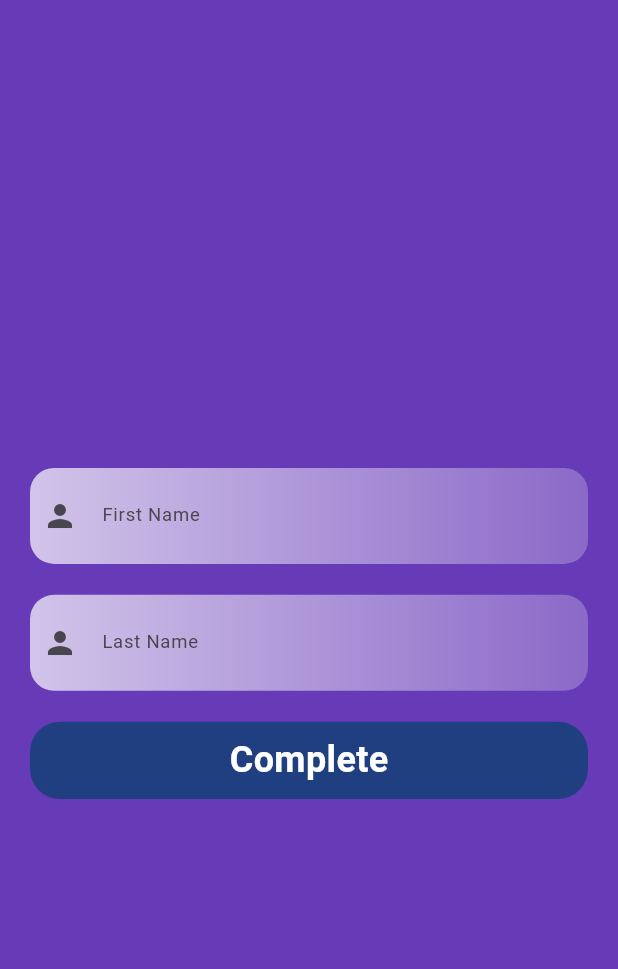
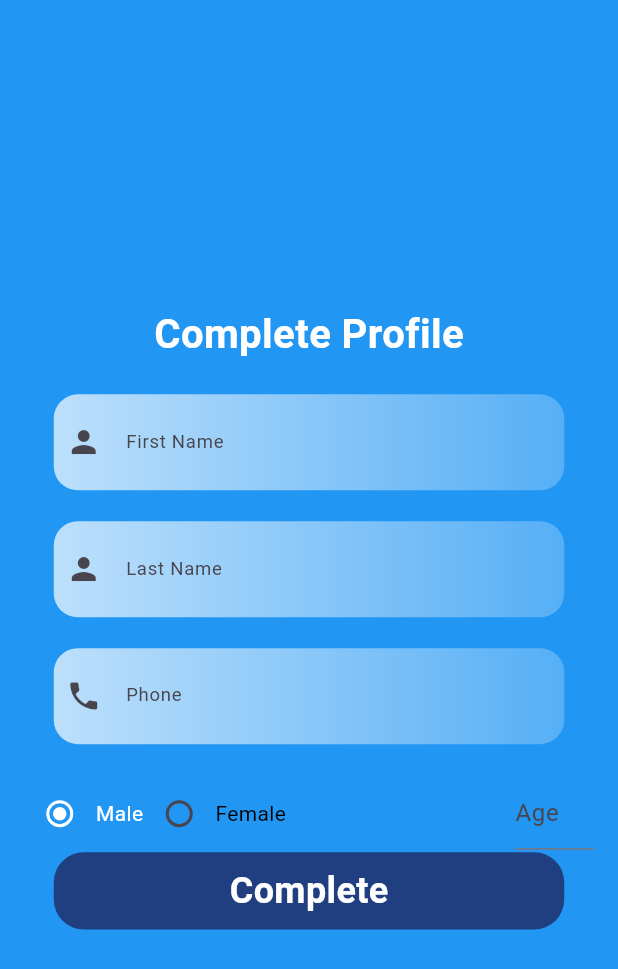
Before and after one commit to hunter13012004/stlywise, a Flutter app: the CompleteprofileScreen screen opened directly, on a phone screen of 412 x 824 dp. Shown: the top 969 px of the screen. Run offline on Flutter 3.47's test engine with Material 3 defaults, Android fonts, the phone set to English and light mode, and no system bars; our stand-ins replace cloud_firestore, dots_indicator, firebase_auth, firebase_core, flutter_screenutil, get and 1 more; missing offline and left inert: carousel_images; accounts and stored records are empty; network calls fail.

```diff
--- a/lib/Models/User_model.dart
+++ b/lib/Models/User_model.dart
@@ -1,18 +1,42 @@
-import 'package:cloud_firestore/cloud_firestore.dart';
-
 class UserModel {
   String? FirstName;
   String? LastName;
   String? Email;
+  String? phone;
+  String? gender;
+  String? age;
+  List<String>? Address;
 
   UserModel(
-      {required this.FirstName, required this.LastName, required this.Email});
+      {required this.FirstName,
+      required this.LastName,
+      this.Email,
+      this.age,
+      this.phone,
+      this.gender,
+      this.Address});
 
-  factory UserModel.fromDocument(DocumentSnapshot doc) {
-    final data = doc.data() as Map<String, dynamic>;
+  factory UserModel.fromMap(Map<String, dynamic> data) {
     return UserModel(
-        FirstName: data['FirstName'] ?? '',
-        LastName: data['LastName'] ?? '',
-        Email: data['Email'] ?? '');
+      FirstName: data['FirstName'] ?? '',
+      LastName: data['LastName'] ?? '',
+      Email: data['Email'] ?? '',
+      age: data['age'] ?? '',
+      phone: data['phone'] ?? '',
+      gender: data['gender'] ?? '',
+      Address: data['address'] ?? '',
+    );
+  }
+
+  Map<String, dynamic> toMap() {
+    return {
+      'firstName': FirstName,
+      'lastName': LastName,
+      'email': Email,
+      'age': age,
+      'phone': phone,
+      'gender': gender,
+      'Address': Address
+    };
   }
 }
--- a/lib/Pages/Account/Account_page.dart
+++ b/lib/Pages/Account/Account_page.dart
@@ -1,6 +1,5 @@
 import 'package:cloud_firestore/cloud_firestore.dart';
 import 'package:ecommmerce/Controllers/Account_Page_controller.dart';
-import 'package:ecommmerce/Models/User_model.dart';
 import 'package:ecommmerce/Pages/Account/Settings_Page/Settings_Page.dart';
 import 'package:ecommmerce/Pages/Orders/orders_page.dart';
 import 'package:ecommmerce/Widgets/AccountPage_widget/CustomButton_widget.dart';
@@ -38,7 +37,6 @@ class _AccountPageState extends State<AccountPage> {
               .doc(FirebaseAuth.instance.currentUser!.uid)
               .snapshots(),
           builder: (context, snapshot) {
-            final userProfile = UserModel.fromDocument(snapshot.data!);
             return Container(
               child: SingleChildScrollView(
                 child: Column(
@@ -68,8 +66,7 @@ class _AccountPageState extends State<AccountPage> {
                             Row(
                               children: [
                                 Text(
-                                  userProfile.FirstName! +
-                                      userProfile.LastName!,
+                                  'harsh',
                                   style: TextStyle(
                                       color: Colors.white,
                                       fontSize: 18.sp,
--- a/lib/Pages/Login/CompleteProfile_screen.dart
+++ b/lib/Pages/Login/CompleteProfile_screen.dart
@@ -14,17 +14,25 @@ class CompleteprofileScreen extends StatefulWidget {
 
 class _CompleteprofileScreenState extends State<CompleteprofileScreen> {
   final SignupController signupcontroller = Get.put(SignupController());
-
+  String selectedoption = 'male';
   @override
   Widget build(BuildContext context) {
     return Scaffold(
-      backgroundColor: Colors.deepPurple,
+      backgroundColor: Colors.blue,
       body: Container(
+        padding: EdgeInsets.symmetric(horizontal: 15.w),
         height: MediaQuery.of(context).size.height.h,
         child: Center(
           child: Column(
             mainAxisAlignment: MainAxisAlignment.center,
             children: [
+              Text(
+                'Complete Profile',
+                style: TextStyle(
+                    fontWeight: FontWeight.bold,
+                    fontSize: 26.sp,
+                    color: Colors.white),
+              ),
               // CircleAvatar to display the profile image
 
               SizedBox(
@@ -50,7 +58,72 @@ class _CompleteprofileScreenState extends State<CompleteprofileScreen> {
               SizedBox(
                 height: 20.h,
               ),
-              // Complete Button
+              LoginFeildsWidget(
+                  Labeltext: 'Phone',
+                  controller: signupcontroller.phonecontroller,
+                  icons: Icon(Icons.phone),
+                  Obscure: false),
+              SizedBox(
+                height: 20.h,
+              ),
+
+              Container(
+                height: 50.h,
+                child: Row(
+                  mainAxisAlignment: MainAxisAlignment.spaceBetween,
+                  children: [
+                    Row(
+                      children: [
+                        Radio(
+                            activeColor: Colors.white,
+                            value: 'male',
+                            groupValue: selectedoption,
+                            onChanged: (value) {
+                              setState(() {
+                                selectedoption = value!;
+                              });
+                            }),
+                        Text(
+                          'Male',
+                          style: TextStyle(
+                              color: selectedoption == 'male'
+                                  ? Colors.white
+                                  : Colors.black),
+                        ),
+                        Radio(
+                            activeColor: Colors.white,
+                            value: 'female',
+                            groupValue: selectedoption,
+                            onChanged: (value) {
+                              setState(() {
+                                selectedoption = value!;
+                              });
+                            }),
+                        Text(
+                          'Female',
+                          style: TextStyle(
+                              color: selectedoption == 'female'
+                                  ? Colors.white
+                                  : Colors.black),
+                        ),
+                      ],
+                    ),
+                    Row(
+                      children: [
+                        Container(
+                          width: 50.w,
+                          child: TextField(
+                            decoration: InputDecoration(hintText: 'Age'),
+                          ),
+                        )
+                      ],
+                    )
+                  ],
+                ),
+              ),
+
+              // Complete
+
               LoginButtonWidget(
                 ontap: () {
                   signupcontroller.updateProfile();
--- a/lib/main.dart
+++ b/lib/main.dart
@@ -25,7 +25,7 @@ class MyApp extends StatelessWidget {
       builder: (context, child) => GetMaterialApp(
         theme: ThemeData(scaffoldBackgroundColor: Colors.grey.shade100),
         debugShowCheckedModeBanner: false,
-        home: Startpage(),
+        home: AuthPage(),
       ),
     );
   }
```
Also changed, not shown: lib/Controllers/SignUp_controller.dart (+20 -14 lines).
